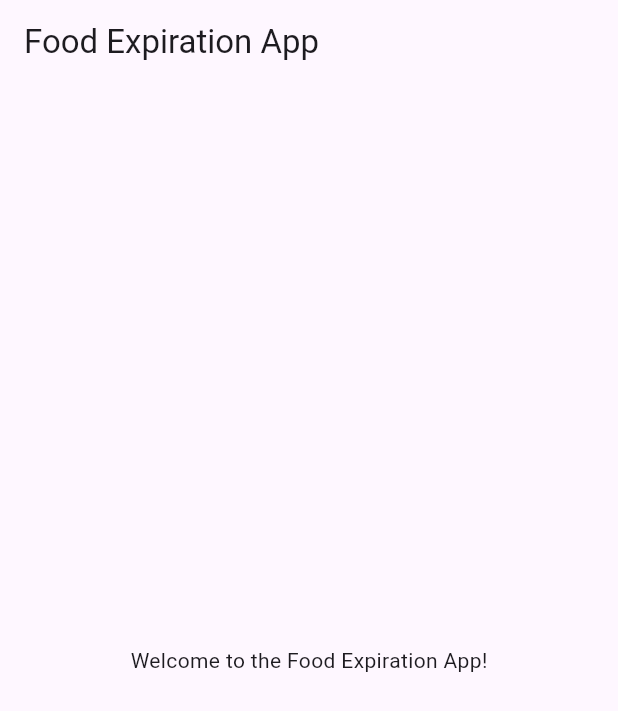
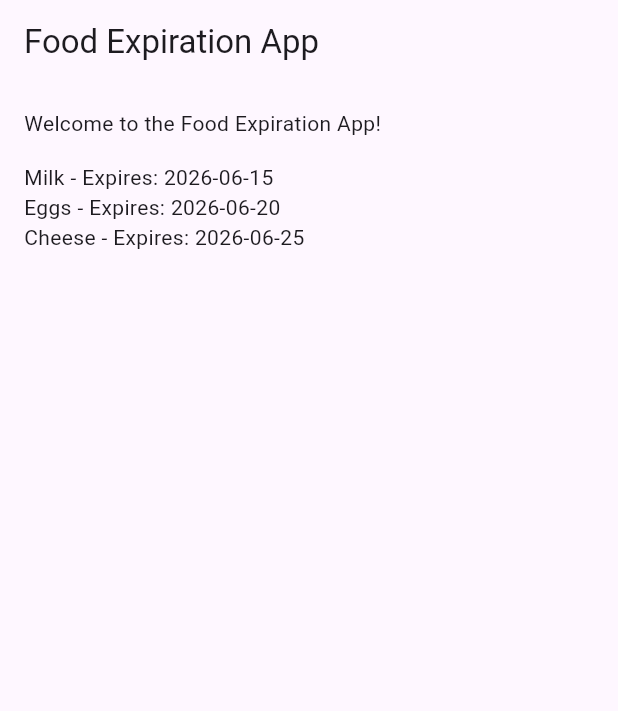
Before and after one commit to JLHC123/FoodApp_Test, a Flutter app: the screen it shows after launch, on a phone screen of 412 x 824 dp. Shown: the top 711 px of the screen. Run offline on Flutter 3.47's test engine with Material 3 defaults, Android fonts, the phone set to English and light mode, and no system bars.

Commit message:
Basic steps

```diff
--- a/FoodApp/food_app/lib/main.dart
+++ b/FoodApp/food_app/lib/main.dart
@@ -15,9 +15,21 @@ class FoodApp extends StatelessWidget {
         appBar: AppBar(
           title: const Text('Food Expiration App'),
         ),
-        body: const Center(
-          child: Text('Welcome to the Food Expiration App!'),
-        ),
+        body: Padding(
+          padding: const EdgeInsets.all(16.0),
+          child: Column(
+            crossAxisAlignment: CrossAxisAlignment.start,
+            children: [
+              const Text(
+                'Welcome to the Food Expiration App!',
+              ),
+              const SizedBox(height: 16.0),
+              const Text('Milk - Expires: 2026-06-15'),
+              const Text('Eggs - Expires: 2026-06-20'),
+              const Text('Cheese - Expires: 2026-06-25'),
+            ]
+          )
+        )
       ),
     );
   }
```
